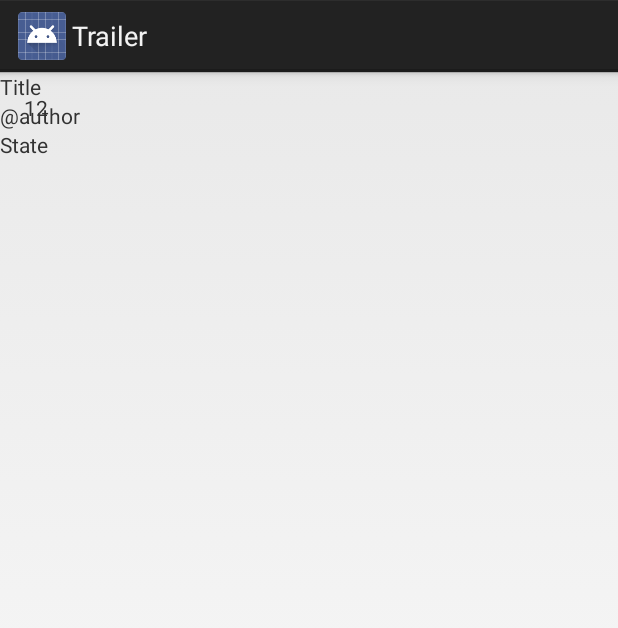
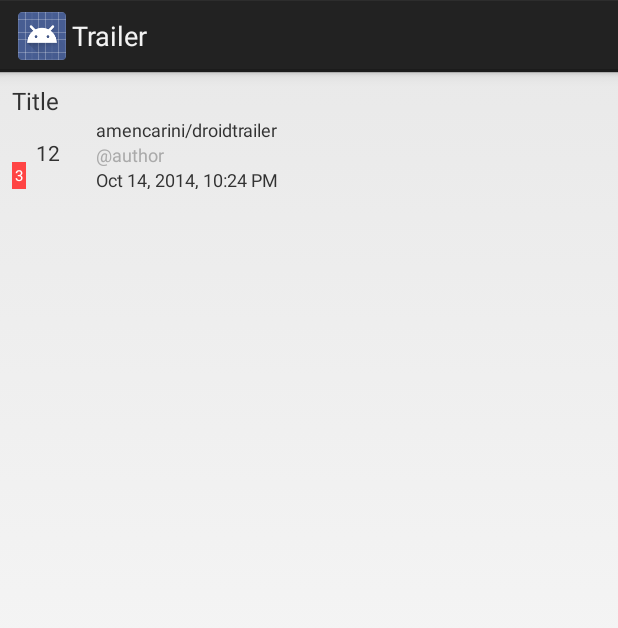
Before and after one commit to amencarini/droidtrailer, an Android app: the layout list_item_pull_request.xml on its own in the app's theme, with its tools: preview values and no code run, on a phone screen of 412 x 824 dp. Shown: the top 628 px of the screen. Run offline under Robolectric (Android 15) with nearby library versions, the phone set to English and light mode, and no system bars.

Commit message:
Better design

```diff
--- a/app/src/main/java/it/alessandromencarini/droidtrailer/PullRequestDatabaseHelper.java
+++ b/app/src/main/java/it/alessandromencarini/droidtrailer/PullRequestDatabaseHelper.java
@@ -43,7 +43,7 @@ public class PullRequestDatabaseHelper extends DatabaseHelper {
     public ArrayList<PullRequest> getNewPullRequests() {
         return (ArrayList<PullRequest>)mPullRequestDao
                 .queryBuilder()
-                .where(PullRequestDao.Properties.CommentCount.isNull())
+                .where(PullRequestDao.Properties.ReadAt.isNull())
                 .list();
     }
 }
--- a/app/src/main/res/layout/list_item_pull_request.xml
+++ b/app/src/main/res/layout/list_item_pull_request.xml
@@ -1,43 +1,91 @@
 <?xml version="1.0" encoding="utf-8"?>
 
-<RelativeLayout xmlns:android="http://schemas.android.com/apk/res/android"
-    android:layout_width="wrap_content" android:layout_height="wrap_content"
+<LinearLayout android:orientation="vertical" xmlns:android="http://schemas.android.com/apk/res/android"
+    android:layout_width="fill_parent" android:layout_height="wrap_content" android:padding="8dp"
     >
+
+    <TextView
+        android:layout_width="wrap_content"
+        android:layout_height="wrap_content"
+        android:text="Title"
+        android:id="@+id/list_item_pull_request_title"
+        android:textSize="16dp"
+        android:singleLine="true" />
+
+    <RelativeLayout
+        android:orientation="vertical"
+        android:layout_width="fill_parent"
+        android:layout_height="48dp"
+        android:layout_toRightOf="@+id/list_item_pull_request_commentCountTextView"
+
+        >
+
+        <ImageView
+            android:layout_width="48dp"
+            android:layout_height="48dp"
+            android:id="@+id/list_item_pull_request_userAvatarImageView" />
 
         <TextView
             android:layout_width="48dp"
             android:layout_height="48dp"
             android:text="12"
-        android:id="@+id/list_item_pull_request_unreadCommentsTextView"
-        android:gravity="center"/>
-
-    <LinearLayout
-        android:orientation="vertical"
-        android:layout_width="wrap_content"
-        android:layout_height="wrap_content"
-        android:layout_alignParentTop="true"
-        android:layout_toEndOf="@+id/list_item_pull_request_commentCountTextView">
+            android:id="@+id/list_item_pull_request_commentCountTextView"
+            android:gravity="center"
+            android:padding="8dp" />
 
         <TextView
             android:layout_width="wrap_content"
             android:layout_height="wrap_content"
-            android:text="Title"
-            android:id="@+id/list_item_pull_request_title" />
+            android:textAppearance="?android:attr/textAppearanceSmall"
+            android:text="3"
+            android:id="@+id/list_item_pull_request_unreadCommentCountTextView"
+            android:layout_alignParentStart="false"
+            android:background="@android:color/holo_red_light"
+            android:textColor="@android:color/white"
+            android:textSize="10dp"
+            android:layout_alignParentBottom="true"
+            android:layout_alignParentLeft="true"
+            android:padding="2dp" />
+
+        <LinearLayout
+            android:orientation="vertical"
+            android:layout_width="match_parent"
+            android:layout_height="wrap_content"
+            android:layout_toEndOf="@+id/list_item_pull_request_commentCountTextView"
+            android:id="@+id/linearLayout"
+            android:layout_marginLeft="8dp">
+
+            <TextView
+                android:layout_width="wrap_content"
+                android:layout_height="wrap_content"
+                android:text="amencarini/droidtrailer"
+                android:id="@+id/list_item_pull_request_repository"
+                android:layout_alignParentTop="true"
+                android:layout_toEndOf="@+id/list_item_pull_request_commentCountTextView"
+                android:textSize="12dp" />
 
             <TextView
                 android:layout_width="wrap_content"
                 android:layout_height="wrap_content"
                 android:text="\@author"
                 android:id="@+id/list_item_pull_request_author"
-            android:layout_below="@+id/list_item_pull_request_title" />
+                android:textSize="12dp"
+                android:textColor="@android:color/darker_gray"
+                android:layout_toEndOf="@+id/list_item_pull_request_commentCountTextView"
+                android:layout_centerVertical="true"
+                android:layout_centerHorizontal="true" />
 
             <TextView
                 android:layout_width="wrap_content"
                 android:layout_height="wrap_content"
-            android:text="State"
-            android:id="@+id/list_item_pull_request_state"
-            android:layout_below="@+id/list_item_pull_request_author"
-            android:layout_alignParentStart="true" />
+                android:text="Oct 14, 2014, 10:24 PM "
+                android:id="@+id/list_item_pull_request_createdAt"
+                android:layout_toEndOf="@+id/list_item_pull_request_commentCountTextView"
+                android:layout_below="@+id/list_item_pull_request_commentCountTextView"
+                android:layout_alignEnd="@+id/list_item_pull_request_author"
+                android:textSize="12dp" />
         </LinearLayout>
 
     </RelativeLayout>
+
+</LinearLayout>
--- a/app/src/main/res/layout/list_item_repository.xml
+++ b/app/src/main/res/layout/list_item_repository.xml
@@ -2,7 +2,8 @@
 
 <RelativeLayout xmlns:android="http://schemas.android.com/apk/res/android"
     android:orientation="vertical" android:layout_width="match_parent"
-    android:layout_height="wrap_content">
+    android:layout_height="wrap_content"
+    android:padding="8dp">
 
     <TextView
         android:layout_width="wrap_content"
@@ -19,5 +20,6 @@
         android:layout_gravity="center_vertical|right"
         android:gravity="center"
         android:layout_alignParentTop="true"
-        android:layout_alignParentEnd="true" />
+        android:layout_alignParentEnd="true"
+        android:focusable="false" />
 </RelativeLayout>
```
Also changed, not shown: app/src/main/java/it/alessandromencarini/droidtrailer/PullRequest.java (+7 -4 lines), app/src/main/java/it/alessandromencarini/droidtrailer/PullRequestAdapter.java (+19 -5 lines), app/src/main/java/it/alessandromencarini/droidtrailer/PullRequestListActivity.java (+39 -13 lines), app/src/main/java/it/alessandromencarini/droidtrailer/RepositoryActivity.java (+20 -0 lines), app/src/main/res/xml/pref_general.xml (+0 -9 lines), app/src/main/res/drawable-xxhdpi/octocat.png (added), 3 other files. Lines whose indentation alone changed are shown as unchanged.
